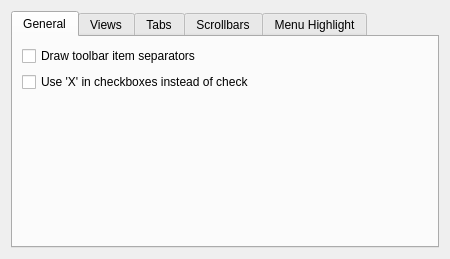
First picture: the form in kstyles/oxygen/config/oxygenconf.ui, repository KDE/kde-runtime, before the edit.
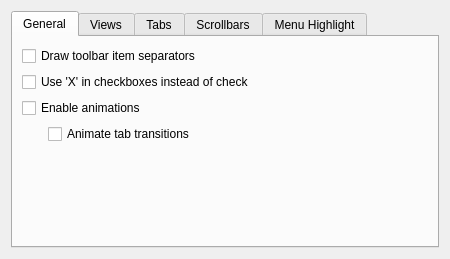
Second picture: the form after the edit. Custom widgets are drawn as their Qt base class.

Commit message: on popular demand (on IRC) re-added 'enable animations' chackbox; and moved 'animate tab transitions' as an indented checkbox.

The edit to the form file:
```diff
--- a/kstyles/oxygen/config/oxygenconf.ui
+++ b/kstyles/oxygen/config/oxygenconf.ui
@@ -29,43 +29,66 @@
       <attribute name="title">
        <string>General</string>
       </attribute>
-      <layout class="QGridLayout" name="gridLayout_5">
-       <item row="0" column="0">
+      <layout class="QGridLayout" name="gridLayout">
+       <item row="0" column="0" colspan="2">
         <widget class="QCheckBox" name="_toolBarDrawItemSeparator">
          <property name="text">
           <string>Draw toolbar item separators</string>
          </property>
         </widget>
        </item>
-       <item row="1" column="0">
+       <item row="2" column="0" colspan="2">
+        <widget class="QCheckBox" name="_animationsEnabled">
+         <property name="text">
+          <string>Enable animations</string>
+         </property>
+        </widget>
+       </item>
+       <item row="4" column="1">
+        <spacer name="verticalSpacer_4">
+         <property name="orientation">
+          <enum>Qt::Vertical</enum>
+         </property>
+         <property name="sizeHint" stdset="0">
+          <size>
+           <width>20</width>
+           <height>40</height>
+          </size>
+         </property>
+        </spacer>
+       </item>
+       <item row="1" column="0" colspan="2">
         <widget class="QCheckBox" name="_checkDrawX">
          <property name="text">
           <string>Use 'X' in checkboxes instead of check</string>
          </property>
         </widget>
        </item>
-       <item row="0" column="1">
-        <spacer name="horizontalSpacer_6">
-         <property name="orientation">
-          <enum>Qt::Horizontal</enum>
+       <item row="3" column="1">
+        <widget class="QCheckBox" name="_stackedWidgetTransitionsEnabled">
+         <property name="sizePolicy">
+          <sizepolicy hsizetype="Expanding" vsizetype="Fixed">
+           <horstretch>0</horstretch>
+           <verstretch>0</verstretch>
+          </sizepolicy>
          </property>
-         <property name="sizeHint" stdset="0">
-          <size>
-           <width>40</width>
-           <height>20</height>
-          </size>
+         <property name="text">
+          <string>Animate tab transitions</string>
          </property>
-        </spacer>
+        </widget>
        </item>
-       <item row="2" column="0">
-        <spacer name="verticalSpacer_4">
+       <item row="3" column="0">
+        <spacer name="horizontalSpacer_4">
          <property name="orientation">
-          <enum>Qt::Vertical</enum>
+          <enum>Qt::Horizontal</enum>
+         </property>
+         <property name="sizeType">
+          <enum>QSizePolicy::Fixed</enum>
          </property>
          <property name="sizeHint" stdset="0">
           <size>
            <width>20</width>
-           <height>40</height>
+           <height>20</height>
           </size>
          </property>
         </spacer>
@@ -184,13 +207,6 @@
          </property>
         </spacer>
        </item>
-       <item row="1" column="0" colspan="2">
-        <widget class="QCheckBox" name="_stackedWidgetTransitionsEnabled">
-         <property name="text">
-          <string>Animate tab transitions</string>
-         </property>
-        </widget>
-       </item>
       </layout>
      </widget>
      <widget class="QWidget" name="tab_4">
```
Left out of the diff: 2 changed lines with no effect on the pictures. The commit also changes 1 other file.
